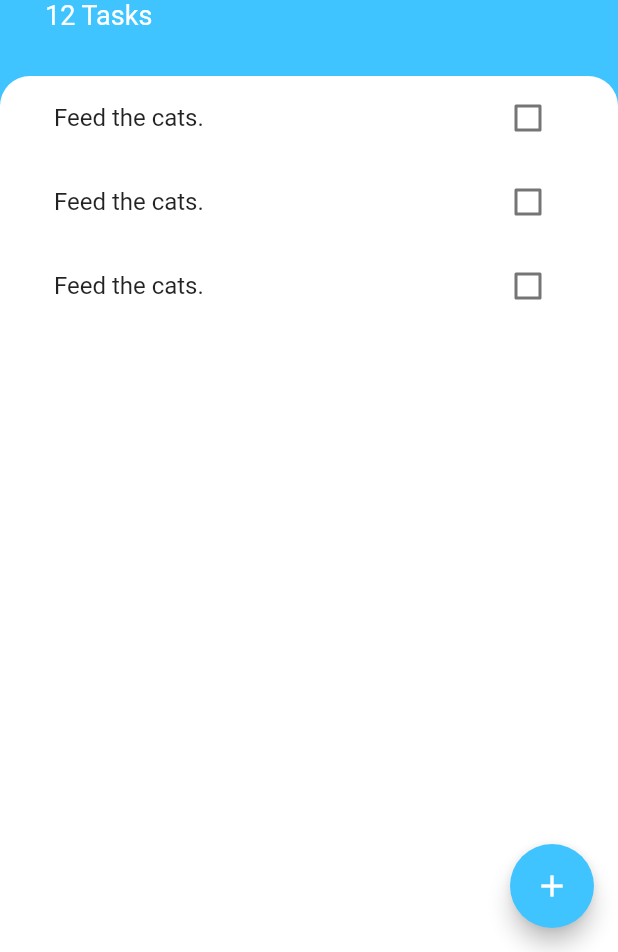
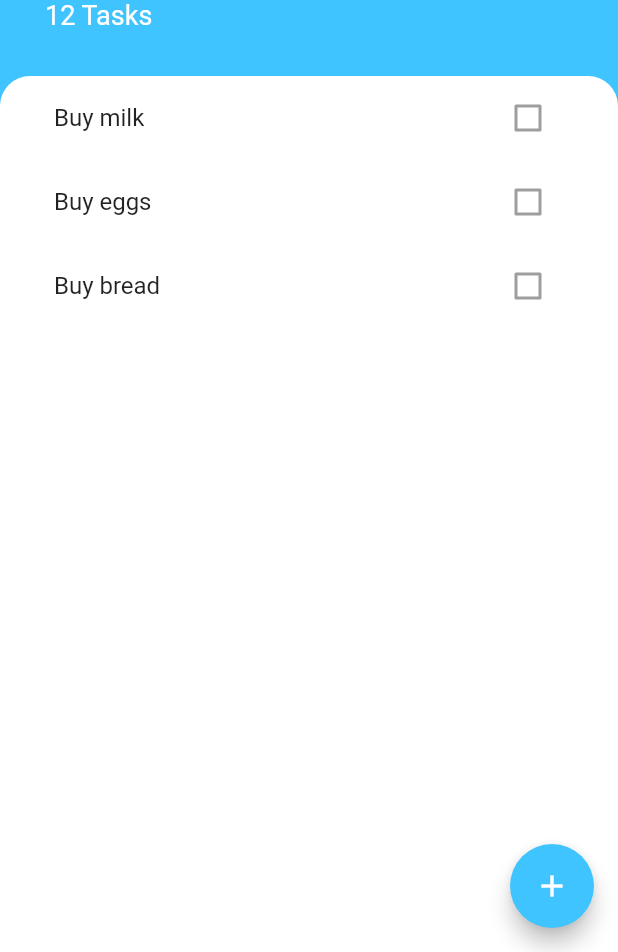
Before and after one commit to runcycle/todoey_flutter, a Flutter app: the screen it shows after launch, on a phone screen of 412 x 824 dp, the part 284-1236 px from its top. Run offline on Flutter 3.47's test engine with Material 2 defaults, Android fonts, the phone set to English and light mode, and no system bars.

```diff
--- /dev/null
+++ b/lib/models/task.dart
@@ -0,0 +1,9 @@
+class Task {
+  final String name;
+  bool isDone;
+
+  Task({this.name, this.isDone = false});
+  void toggleDone() {
+    isDone = !isDone;
+  }
+}
--- a/lib/widgets/task_tile.dart
+++ b/lib/widgets/task_tile.dart
@@ -1,33 +1,30 @@
 import 'package:flutter/material.dart';
 
 class TaskTile extends StatelessWidget {
+  final bool isChecked;
+  final String taskTitle;
+
+  TaskTile({this.isChecked, this.taskTitle});
+
   @override
   Widget build(BuildContext context) {
     return ListTile(
-      title: Text('Feed the cats.'),
-      trailing: new TaskCheckBox(),
+        title: Text(
+          taskTitle,
+          style: TextStyle(
+              decoration: isChecked ? TextDecoration.lineThrough : null),
+        ),
+        trailing: Checkbox(
+        activeColor: Colors.lightBlueAccent,
+        value: isChecked,
+      //onChanged: toggleCheckboxState,
+      ),
     );
   }
 }
 
-class TaskCheckBox extends StatefulWidget {
-  @override
-  _TaskCheckBoxState createState() => _TaskCheckBoxState();
-}
-
-class _TaskCheckBoxState extends State<TaskCheckBox> {
-  bool isChecked = false;
-
-  @override
-  Widget build(BuildContext context) {
-    return Checkbox(
-      activeColor: Colors.lightBlueAccent,
-      value: isChecked,
-      onChanged: (newValue) {
-        setState(() {
-          isChecked = newValue;
-        });
-      },
-    );
-  }
-}
+// (bool checkboxState) {
+//             setState(() {
+//               isChecked = checkboxState;
+//           });
+//         },
--- a/lib/widgets/tasks_list.dart
+++ b/lib/widgets/tasks_list.dart
@@ -1,14 +1,26 @@
 import 'package:flutter/material.dart';
 import 'package:todoey_flutter/widgets/task_tile.dart';
+import 'package:todoey_flutter/models/task.dart';
 
-class TasksList extends StatelessWidget {
+class TasksList extends StatefulWidget {
+  @override
+  _TasksListState createState() => _TasksListState();
+}
+
+class _TasksListState extends State<TasksList> {
+  List<Task> tasks = [
+    Task(name: 'Buy milk'),
+    Task(name: 'Buy eggs'),
+    Task(name: 'Buy bread'),
+  ];
+
   @override
   Widget build(BuildContext context) {
     return ListView(
       children: <Widget>[
-        TaskTile(),
-        TaskTile(),
-        TaskTile(),
+        TaskTile(taskTitle: tasks[0].name, isChecked: tasks[0].isDone),
+        TaskTile(taskTitle: tasks[1].name, isChecked: tasks[1].isDone),
+        TaskTile(taskTitle: tasks[2].name, isChecked: tasks[2].isDone),
       ],
     );
   }
```
